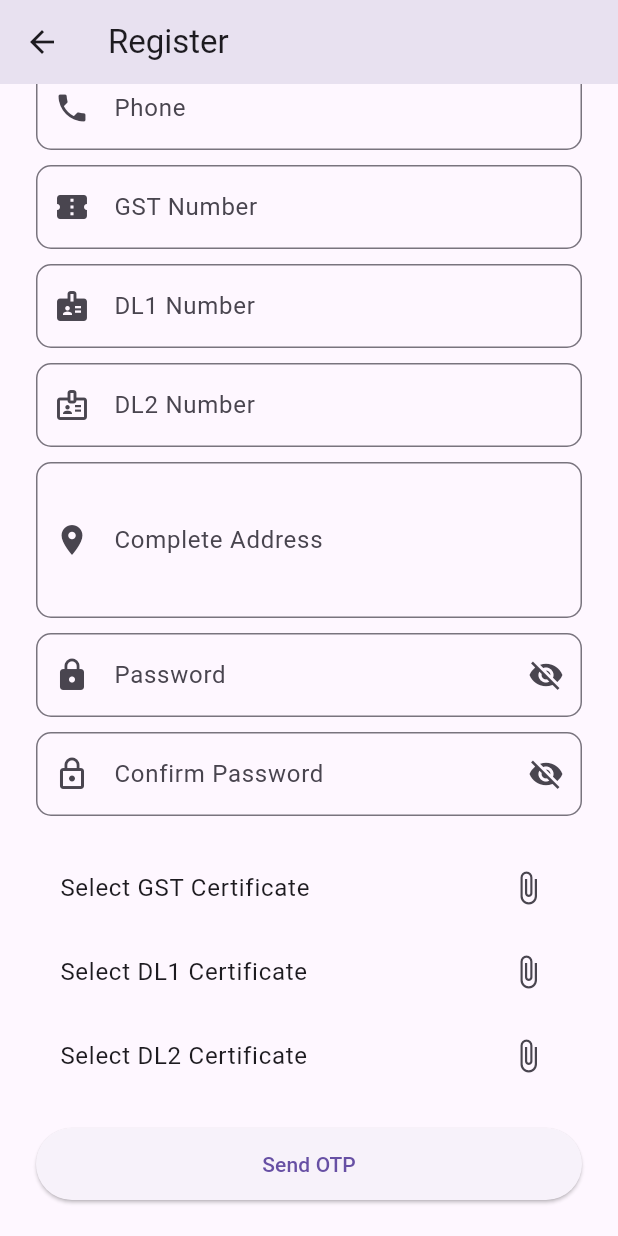
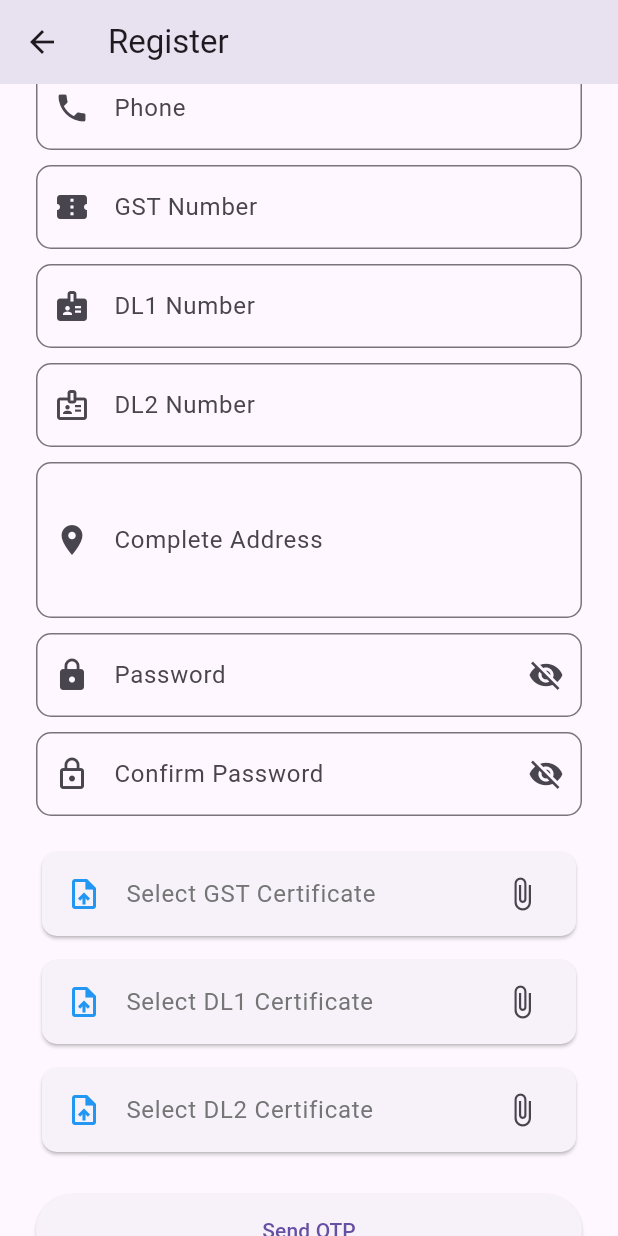
Before and after one commit to NeelSavsani/ExpiroChain-Flutter-Application, a Flutter app: the RegisterScreen screen opened directly, scrolled down 234 dp, on a phone screen of 412 x 824 dp. Run offline on Flutter 3.47's test engine with Material 3 defaults, Android fonts, the phone set to English and light mode, and no system bars; our stand-ins replace cookie_jar, dio, dio_cookie_manager, file_picker.

Commit message:
Updated UI for file picker in register_screen

```diff
--- a/lib/screens/register_screen.dart
+++ b/lib/screens/register_screen.dart
@@ -33,6 +33,7 @@ class _RegisterScreenState extends State<RegisterScreen> {
 
   bool isLoading = false;
 
+  // ================= FILE PICKER =================
   Future<void> pickFile(Function(File) onPicked) async {
     final result = await FilePicker.platform.pickFiles(
       type: FileType.image,
@@ -43,6 +44,38 @@ class _RegisterScreenState extends State<RegisterScreen> {
     }
   }
 
+  // ================= FILE TILE WIDGET =================
+  Widget buildFilePickerTile({
+    required String label,
+    required File? file,
+    required VoidCallback onPick,
+    required VoidCallback onClear,
+  }) {
+    return Card(
+      elevation: 1,
+      shape: RoundedRectangleBorder(borderRadius: BorderRadius.circular(10)),
+      child: ListTile(
+        leading: const Icon(Icons.upload_file, color: Colors.blue),
+        title: Text(
+          file == null ? label : file.path.split('/').last,
+          style: TextStyle(
+            color: file == null ? Colors.grey[600] : Colors.black,
+            fontWeight: file == null ? FontWeight.normal : FontWeight.w600,
+          ),
+        ),
+        subtitle: file != null ? const Text("Tap to change file") : null,
+        trailing: file == null
+            ? const Icon(Icons.attach_file)
+            : IconButton(
+          icon: const Icon(Icons.close, color: Colors.red),
+          onPressed: onClear,
+        ),
+        onTap: onPick,
+      ),
+    );
+  }
+
+  // ================= SEND OTP =================
   Future<void> sendOtp() async {
     if (gstFile == null || dl1File == null || dl2File == null) {
       ScaffoldMessenger.of(context).showSnackBar(
@@ -96,10 +129,13 @@ class _RegisterScreenState extends State<RegisterScreen> {
       ScaffoldMessenger.of(context)
           .showSnackBar(SnackBar(content: Text("Error: $e")));
     } finally {
-      setState(() => isLoading = false);
+      if (mounted) {
+        setState(() => isLoading = false);
+      }
     }
   }
 
+  // ================= UI =================
   @override
   Widget build(BuildContext context) {
     return Scaffold(
@@ -108,29 +144,49 @@ class _RegisterScreenState extends State<RegisterScreen> {
         padding: const EdgeInsets.all(24),
         child: Column(
           children: [
-            CustomTextField(controller: firmController, label: "Firm Name", icon: Icons.store),
+            CustomTextField(
+                controller: firmController,
+                label: "Firm Name",
+                icon: Icons.store),
             const SizedBox(height: 10),
 
-            CustomTextField(controller: ownerController, label: "Owner Name", icon: Icons.person),
+            CustomTextField(
+                controller: ownerController,
+                label: "Owner Name",
+                icon: Icons.person),
             const SizedBox(height: 10),
 
-            CustomTextField(controller: emailController, label: "Email", icon: Icons.email),
+            CustomTextField(
+                controller: emailController,
+                label: "Email",
+                icon: Icons.email),
             const SizedBox(height: 10),
 
-            CustomTextField(controller: phoneController, label: "Phone", icon: Icons.phone),
+            CustomTextField(
+                controller: phoneController,
+                label: "Phone",
+                icon: Icons.phone,
+                keyboardType: TextInputType.phone),
             const SizedBox(height: 10),
 
-            // ✅ GST / DL Numbers
-            CustomTextField(controller: gstNoController, label: "GST Number", icon: Icons.confirmation_number),
+            CustomTextField(
+                controller: gstNoController,
+                label: "GST Number",
+                icon: Icons.confirmation_number),
             const SizedBox(height: 10),
 
-            CustomTextField(controller: dl1NoController, label: "DL1 Number", icon: Icons.badge),
+            CustomTextField(
+                controller: dl1NoController,
+                label: "DL1 Number",
+                icon: Icons.badge),
             const SizedBox(height: 10),
 
-            CustomTextField(controller: dl2NoController, label: "DL2 Number", icon: Icons.badge_outlined),
+            CustomTextField(
+                controller: dl2NoController,
+                label: "DL2 Number",
+                icon: Icons.badge_outlined),
             const SizedBox(height: 10),
 
-            // ✅ Address (Textarea)
             CustomTextField(
               controller: addressController,
               label: "Complete Address",
@@ -139,7 +195,6 @@ class _RegisterScreenState extends State<RegisterScreen> {
             ),
             const SizedBox(height: 10),
 
-            // ✅ Password with Eye Toggle
             CustomTextField(
               controller: passController,
               label: "Password",
@@ -154,27 +209,36 @@ class _RegisterScreenState extends State<RegisterScreen> {
               icon: Icons.lock_outline,
               isPassword: true,
             ),
-
             const SizedBox(height: 20),
 
-            // ✅ File Pickers
-            ListTile(
-              title: Text(gstFile == null ? "Select GST Certificate" : "GST Certificate Selected"),
-              trailing: const Icon(Icons.attach_file),
-              onTap: () => pickFile((f) => setState(() => gstFile = f)),
+            // ================= FILE PICKERS =================
+            buildFilePickerTile(
+              label: "Select GST Certificate",
+              file: gstFile,
+              onPick: () =>
+                  pickFile((f) => setState(() => gstFile = f)),
+              onClear: () => setState(() => gstFile = null),
             ),
-            ListTile(
-              title: Text(dl1File == null ? "Select DL1 Certificate" : "DL1 Certificate Selected"),
-              trailing: const Icon(Icons.attach_file),
-              onTap: () => pickFile((f) => setState(() => dl1File = f)),
+            const SizedBox(height: 8),
+
+            buildFilePickerTile(
+              label: "Select DL1 Certificate",
+              file: dl1File,
+              onPick: () =>
+                  pickFile((f) => setState(() => dl1File = f)),
+              onClear: () => setState(() => dl1File = null),
             ),
-            ListTile(
-              title: Text(dl2File == null ? "Select DL2 Certificate" : "DL2 Certificate Selected"),
-              trailing: const Icon(Icons.attach_file),
-              onTap: () => pickFile((f) => setState(() => dl2File = f)),
+            const SizedBox(height: 8),
+
+            buildFilePickerTile(
+              label: "Select DL2 Certificate",
+              file: dl2File,
+              onPick: () =>
+                  pickFile((f) => setState(() => dl2File = f)),
+              onClear: () => setState(() => dl2File = null),
             ),
 
-            const SizedBox(height: 20),
+            const SizedBox(height: 24),
 
             CustomButton(
               text: isLoading ? "Sending OTP..." : "Send OTP",
```
